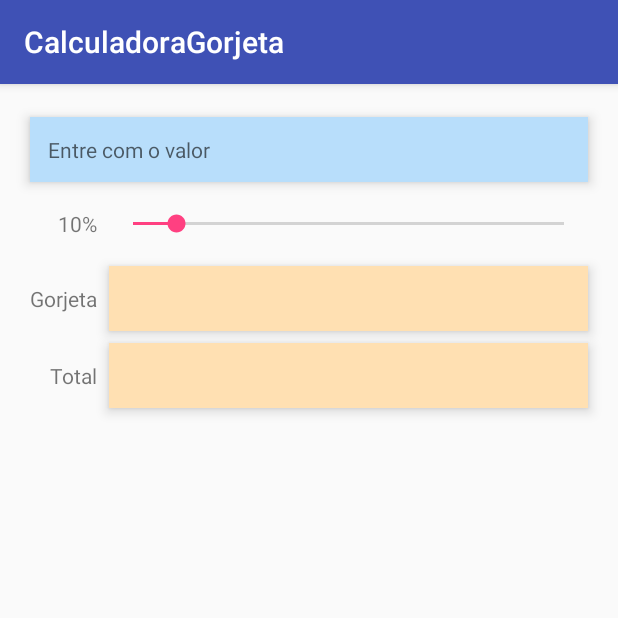
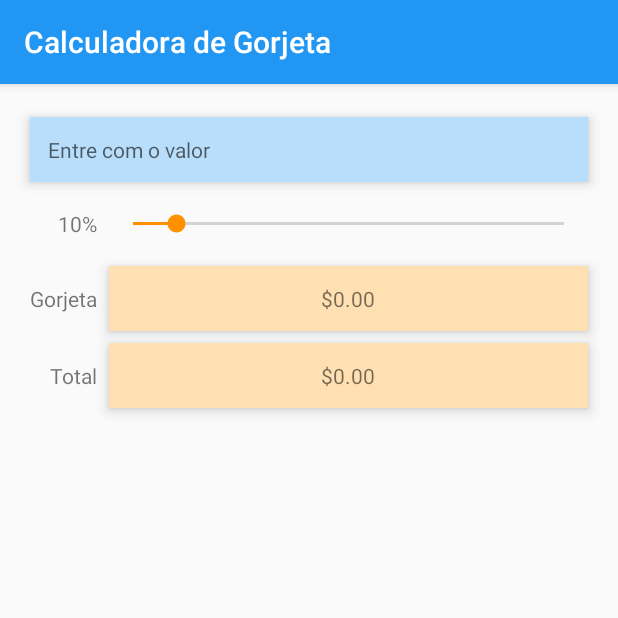
Before and after one commit to jfmorais/TipCalculator, an Android app: the screen it shows after launch (MainActivity), on a phone screen of 412 x 824 dp, the top half of it. Run offline under Robolectric (Android 15) with nearby library versions, the phone set to English and light mode, and no system bars.

Commit message:
Calculadora finalizada na aula do deitel

```diff
--- a/app/src/main/java/br/com/curymorais/calculadoragorjeta/MainActivity.java
+++ b/app/src/main/java/br/com/curymorais/calculadoragorjeta/MainActivity.java
@@ -2,12 +2,97 @@ package br.com.curymorais.calculadoragorjeta;
 
 import android.support.v7.app.AppCompatActivity;
 import android.os.Bundle;
+import android.text.Editable;
+import android.text.TextWatcher;
+import android.widget.EditText;
+import android.widget.SeekBar;
+import android.widget.TextView;
+
+import java.text.NumberFormat;
 
 public class MainActivity extends AppCompatActivity {
+
+    private static final NumberFormat currencyFormat = NumberFormat.getCurrencyInstance();
+    private static final NumberFormat percentFormat = NumberFormat.getPercentInstance();
+
+    private double billAmmount = 0.0;
+    private double percent = 0.10;
+
+    private TextView amountTextView;
+    private TextView percentTextView;
+    private TextView tipTextView;
+    private TextView totalextView;
+
 
     @Override
     protected void onCreate(Bundle savedInstanceState) {
         super.onCreate(savedInstanceState);
         setContentView(R.layout.activity_main);
+
+        amountTextView = (TextView) findViewById(R.id.totalTextView);
+        percentTextView = (TextView) findViewById(R.id.porcentagemTextView);
+        tipTextView = (TextView) findViewById(R.id.gorjetaTextView);
+        totalextView = (TextView) findViewById(R.id.totalTextView);
+        tipTextView.setText(currencyFormat.format(0));
+        totalextView.setText(currencyFormat.format(0));
+
+
+        EditText amountEditText = (EditText) findViewById(R.id.quantidadeEditText);
+        amountEditText.addTextChangedListener(amountEditTextWatcher);
+
+        SeekBar percentSeekBar = (SeekBar) findViewById(R.id.porcentagemSeekBar);
+        percentSeekBar.setOnSeekBarChangeListener(seekBarListener);
     }
+
+    private void calculate(){
+        percentTextView.setText(percentFormat.format(percent));
+
+        double tip = billAmmount * percent;
+        double total = billAmmount + tip;
+
+        tipTextView.setText(currencyFormat.format(tip));
+        totalextView.setText(currencyFormat.format(total));
+    }
+
+    private final SeekBar.OnSeekBarChangeListener seekBarListener = new SeekBar.OnSeekBarChangeListener() {
+        @Override
+        public void onProgressChanged(SeekBar seekBar, int i, boolean b) {
+            percent = i / 100.0;
+            calculate();
+        }
+
+        @Override
+        public void onStartTrackingTouch(SeekBar seekBar) {
+
+        }
+
+        @Override
+        public void onStopTrackingTouch(SeekBar seekBar) {
+
+        }
+    };
+
+    private final TextWatcher amountEditTextWatcher = new TextWatcher() {
+        @Override
+        public void beforeTextChanged(CharSequence charSequence, int i, int i1, int i2) {
+
+        }
+
+        @Override
+        public void onTextChanged(CharSequence charSequence, int i, int i1, int i2) {
+            try{
+                billAmmount = Double.parseDouble(charSequence.toString()) / 100.0;
+                amountTextView.setText(currencyFormat.format(billAmmount));
+            }catch (NumberFormatException e){
+                amountTextView.setText("");
+                billAmmount = 0.0;
+            }
+            calculate();
+        }
+
+        @Override
+        public void afterTextChanged(Editable editable) {
+
+        }
+    };
 }
--- a/app/src/main/res/values/colors.xml
+++ b/app/src/main/res/values/colors.xml
@@ -1,6 +1,6 @@
 <?xml version="1.0" encoding="utf-8"?>
 <resources>
-    <color name="colorPrimary">#3F51B5</color>
-    <color name="colorPrimaryDark">#303F9F</color>
-    <color name="colorAccent">#FF4081</color>
+    <color name="colorPrimary">#2196f3</color>
+    <color name="colorPrimaryDark">#1976d2</color>
+    <color name="colorAccent">#ff9100</color>
 </resources>
--- a/app/src/main/res/values/strings.xml
+++ b/app/src/main/res/values/strings.xml
@@ -1,5 +1,5 @@
 <resources>
-    <string name="app_name">CalculadoraGorjeta</string>
+    <string name="app_name">Calculadora de Gorjeta</string>
     <string name="quantidade">Entre com o valor</string>
     <string name="gorjeta_porcentagem">10%</string>
     <string name="gorjeta">Gorjeta</string>
```
Also changed, not shown: 1 other file.
